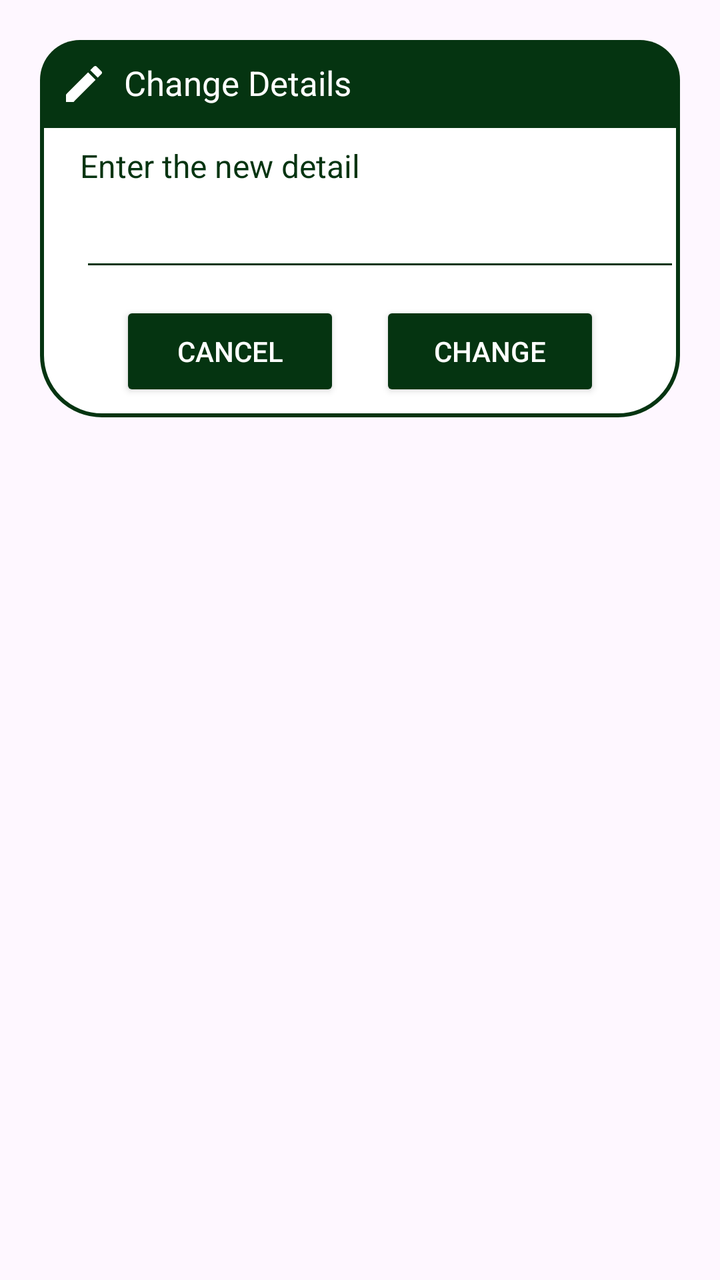
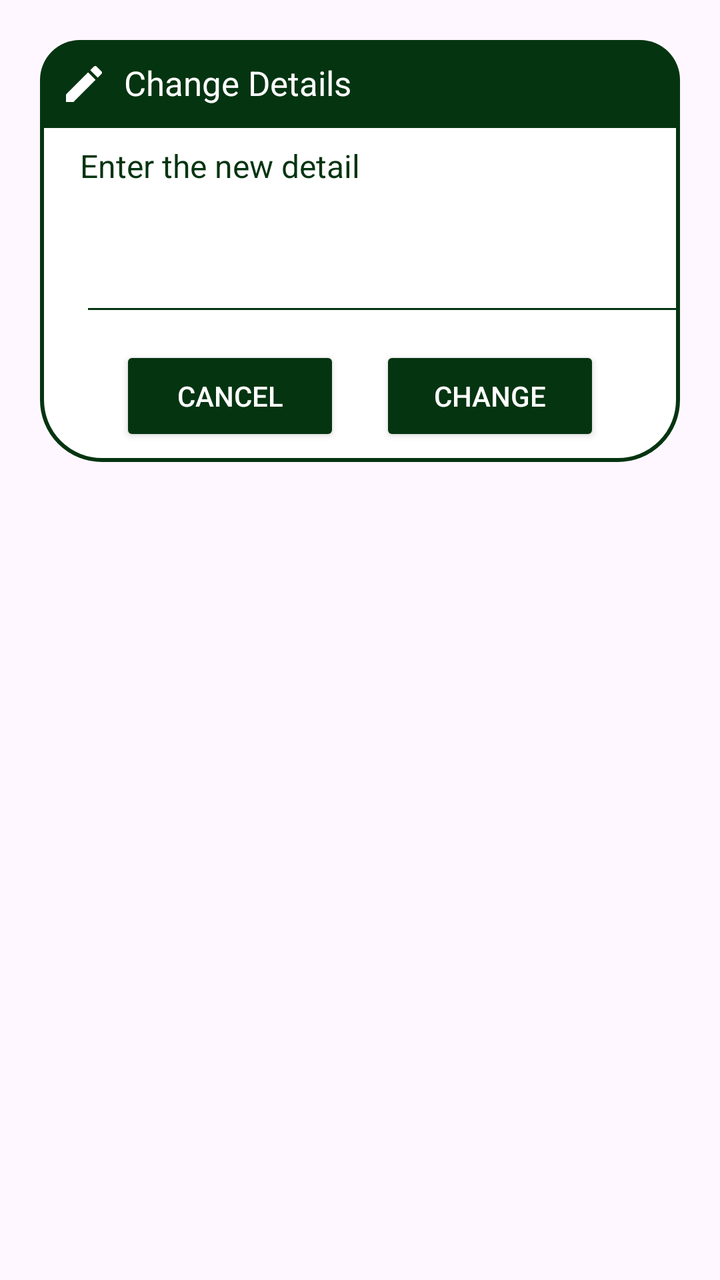

The first picture is an Android layout as it rendered before a commit; the second is the same layout after the commit. The layout source and the unified diff follow.
<!-- AndroidManifest.xml: application theme Theme.ReviveApp -->
<!-- res/layout/dialog_changeinfo.xml -->
<?xml version="1.0" encoding="utf-8"?>
<androidx.constraintlayout.widget.ConstraintLayout xmlns:android="http://schemas.android.com/apk/res/android"
    xmlns:tools="http://schemas.android.com/tools"
    android:layout_width="match_parent"
    android:layout_height="match_parent"
    xmlns:app="http://schemas.android.com/apk/res-auto"
    android:id="@+id/dialogchangeinfo"
    android:layout_margin="20dp"
    android:padding="20dp">
    <androidx.constraintlayout.widget.ConstraintLayout
        android:layout_width="match_parent"
        android:layout_height="wrap_content"
        android:id="@+id/dialogBox"
        app:layout_constraintTop_toTopOf="parent"
        android:background="@drawable/green_border">
        <TextView
            android:layout_width="match_parent"
            android:layout_height="wrap_content"
            android:id="@+id/ChangeTitle"
            android:background="@drawable/darkgreen_round_flat_bottom"
            android:padding="10dp"
            android:text="Change Details"
            android:textColor="@color/white"
            android:textSize="17sp"
            android:drawableLeft="@drawable/baseline_edit_24"
            android:drawablePadding="8dp"
            app:layout_constraintTop_toTopOf="parent"/>

        <TextView
            android:id="@+id/desc"
            android:layout_width="match_parent"
            android:layout_height="wrap_content"
            android:layout_marginTop="8dp"
            android:layout_marginStart="20dp"
            android:text="Enter the new detail"
            android:textColor="@color/darkGreen"
            android:textSize="16sp"
            app:layout_constraintBottom_toTopOf="@id/editBoxDetails"
            app:layout_constraintTop_toBottomOf="@id/ChangeTitle"
            app:layout_constraintVertical_bias="0.0"
            tools:layout_editor_absoluteX="-8dp" />

        <EditText
            android:layout_width="300dp"
            android:layout_height="wrap_content"
            android:id="@+id/editBoxDetails"
            android:textColor="@color/darkGreen"
            android:textSize="16sp"
            android:layout_marginStart="20sp"
            android:backgroundTint="@color/darkGreen"
            android:layout_marginBottom="30dp"
            android:maxLines="1"
            app:layout_constraintStart_toStartOf="parent"
            app:layout_constraintBottom_toBottomOf="parent"
            app:layout_constraintTop_toBottomOf="@id/ChangeTitle"
            android:inputType="numberDecimal"/>
        <Button
            android:layout_width="0dp"
            android:layout_height="50dp"
            android:id="@+id/btnCancelDetails"
            android:layout_marginStart="40dp"
            android:layout_marginEnd="10dp"
            android:textColor="@color/white"
            android:textSize="14sp"
            android:text="Cancel"
            android:layout_marginBottom="8dp"
            app:cornerRadius = "20dp"
            android:layout_marginTop="10dp"
            app:layout_constraintTop_toBottomOf="@id/editBoxDetails"
            app:layout_constraintBottom_toBottomOf="@id/dialogBox"
            app:layout_constraintStart_toStartOf="parent"
            app:layout_constraintEnd_toStartOf="@id/btnChangeDetail"
            android:backgroundTint="@color/darkGreen"/>
        <Button
            android:layout_width="0dp"
            android:layout_height="50dp"
            android:id="@+id/btnChangeDetail"
            android:layout_marginStart="10dp"
            android:layout_marginEnd="40dp"
            android:textColor="@color/white"
            android:textSize="14sp"
            android:layout_marginBottom="8dp"
            android:layout_marginTop="10dp"
            android:text="Change"
            app:cornerRadius = "20dp"
            app:layout_constraintBottom_toBottomOf="@id/dialogBox"
            app:layout_constraintEnd_toEndOf="parent"
            app:layout_constraintStart_toEndOf="@id/btnCancelDetails"
            android:backgroundTint="@color/darkGreen"/>
    </androidx.constraintlayout.widget.ConstraintLayout>
</androidx.constraintlayout.widget.ConstraintLayout>
<!-- resources referenced by this layout -->
<resources>
  <color name="darkGreen">#053411</color>
  <color name="white">#FFFFFFFF</color>
  <!-- drawable baseline_edit_24 (drawable) -->
  <vector xmlns:android="http://schemas.android.com/apk/res/android" android:height="24dp" android:tint="#FFFFFF" android:viewportHeight="24" android:viewportWidth="24" android:width="24dp">
        
      <path android:fillColor="@android:color/white" android:pathData="M3,17.25V21h3.75L17.81,9.94l-3.75,-3.75L3,17.25zM20.71,7.04c0.39,-0.39 0.39,-1.02 0,-1.41l-2.34,-2.34c-0.39,-0.39 -1.02,-0.39 -1.41,0l-1.83,1.83 3.75,3.75 1.83,-1.83z"/>
      
  </vector>
  <!-- drawable darkgreen_round_flat_bottom (drawable) -->
  <?xml version="1.0" encoding="utf-8"?>
  <shape xmlns:android="http://schemas.android.com/apk/res/android" android:shape="rectangle">
      <solid android:color="@color/darkGreen"/>
  
      <corners
          android:topLeftRadius="20dp"
          android:topRightRadius="20dp" />
  
  </shape>
  <!-- drawable green_border (drawable) -->
  <?xml version="1.0" encoding="utf-8"?>
  <shape
      xmlns:android="http://schemas.android.com/apk/res/android"
      android:shape="rectangle">
      <corners
          android:radius="30dp"/>
      <stroke
          android:color="@color/darkGreen"
          android:width="2dp"/>
  
      <solid
          android:color="@color/white"/>
  
  
  </shape>
  <style name="Theme.ReviveApp" parent="Base.Theme.ReviveApp" />
  <style name="Base.Theme.ReviveApp" parent="Theme.Material3.DayNight.NoActionBar">
          
          
      </style>
</resources>

<!-- the commit's change to res/layout/dialog_changeinfo.xml (unified diff, before → after) -->
@@ -41,19 +41,20 @@
             tools:layout_editor_absoluteX="-8dp" />
 
         <EditText
-            android:layout_width="300dp"
-            android:layout_height="wrap_content"
             android:id="@+id/editBoxDetails"
+            android:layout_width="309dp"
+            android:layout_height="61dp"
+            android:layout_marginStart="20sp"
+            android:layout_marginBottom="30dp"
+            android:backgroundTint="@color/darkGreen"
+            android:inputType="numberDecimal"
+            android:maxLines="1"
             android:textColor="@color/darkGreen"
             android:textSize="16sp"
-            android:layout_marginStart="20sp"
-            android:backgroundTint="@color/darkGreen"
-            android:layout_marginBottom="30dp"
-            android:maxLines="1"
+            app:layout_constraintBottom_toBottomOf="parent"
             app:layout_constraintStart_toStartOf="parent"
-            app:layout_constraintBottom_toBottomOf="parent"
             app:layout_constraintTop_toBottomOf="@id/ChangeTitle"
-            android:inputType="numberDecimal"/>
+            tools:ignore="SpeakableTextPresentCheck" />
         <Button
             android:layout_width="0dp"
             android:layout_height="50dp"
